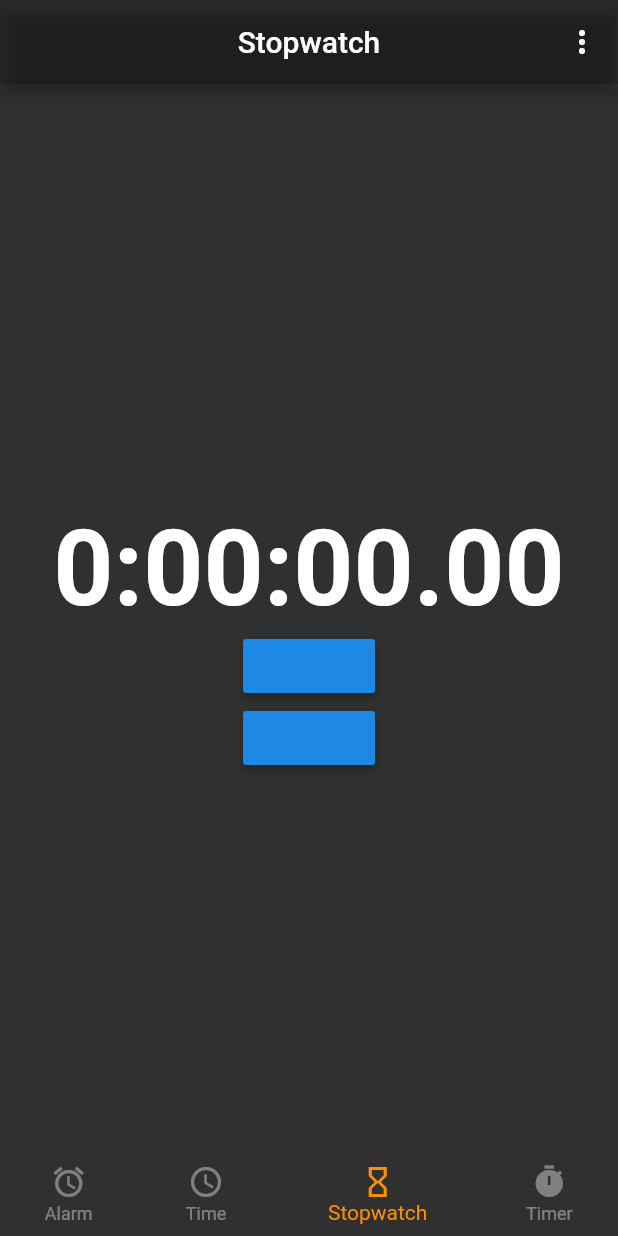
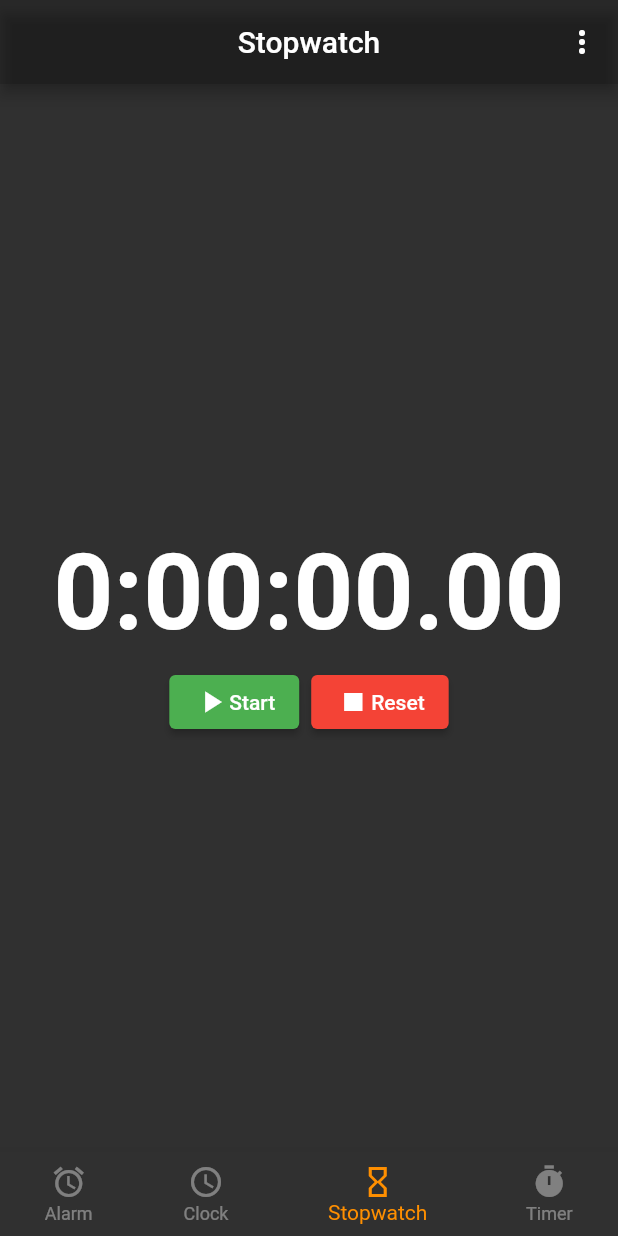
Before and after one commit to Riyomi/alarm, a Flutter app: the screen it shows after launch, item 3 of the bottom bar chosen, on a phone screen of 412 x 824 dp. Run offline on Flutter 3.47's test engine with Material 2 defaults, Android fonts, the phone set to English and light mode, and no system bars; our stand-ins replace shared_preferences.

Commit message:
Stopwatch buttons, code simplification

```diff
--- a/lib/main.dart
+++ b/lib/main.dart
@@ -5,7 +5,6 @@ import 'package:alarm/clock_widget.dart';
 
 void main() => runApp(MyApp());
 
-/// This Widget is the main application widget.
 class MyApp extends StatelessWidget {
   static const String _title = 'Clock';
 
@@ -16,22 +15,10 @@ class MyApp extends StatelessWidget {
       title: _title,
       home: MyStatefulWidget(),
       theme: ThemeData(
-        // Define the default brightness and colors.
         brightness: Brightness.dark,
         primaryColor: Colors.lightBlue[800],
         accentColor: Colors.cyan[600],
         backgroundColor: Colors.black12,
-
-        // Define the default font family.
-        //fontFamily: 'Quicksand',
-
-        // Define the default TextTheme. Use this to specify the default
-        // text styling for headlines, titles, bodies of text, and more.
-       /* textTheme: TextTheme(
-          headline1: TextStyle(fontSize: 72.0, fontWeight: FontWeight.bold),
-          headline6: TextStyle(fontSize: 36.0, fontStyle: FontStyle.italic),
-          bodyText2: TextStyle(fontSize: 14.0, fontFamily: 'Hind'),
-        ),*/
       )
     );
   }
@@ -53,23 +40,24 @@ class _MyStatefulWidgetState extends State<MyStatefulWidget> {
     AlarmsWidget(),
     ClockWidget(),
     StopwatchWidget(),
-    Text(
-      'Index 3: Timer',
-      style: optionStyle,
-    ),
+    Text('Index 3: Timer', style: optionStyle),
   ];
 
-  void _onItemTapped(int index) {
+  _onItemTapped(int index) {
     setState(() {
       _selectedIndex = index;
-      if(index == 0) {
-        _appBarTitle = 'Alarm';
-      } else if (index == 1) {
-        _appBarTitle = 'Time';
-      } else if (index == 2) {
-        _appBarTitle = 'Stopwatch';
-      } else if (index == 3) {
-        _appBarTitle = 'Timer';
+      switch(index) {
+        case 0:
+          _appBarTitle = 'Alarm';
+          break;
+        case 1:
+          _appBarTitle = 'Clock';
+          break;
+        case 2:
+          _appBarTitle = 'Stopwatch';
+          break;
+        case 3:
+          _appBarTitle = 'Timer';
       }
     });
   }
@@ -96,7 +84,7 @@ class _MyStatefulWidgetState extends State<MyStatefulWidget> {
           ),
           BottomNavigationBarItem(
             icon: Icon(Icons.access_time),
-            label: 'Time',
+            label: 'Clock',
           ),
           BottomNavigationBarItem(
             icon: Icon(Icons.hourglass_empty),
--- a/lib/stop_watch_widget.dart
+++ b/lib/stop_watch_widget.dart
@@ -7,33 +7,59 @@ class StopwatchWidget extends StatefulWidget {
 }
 
 class _StopwatchWidget extends State<StopwatchWidget> {
-  Duration _elapsedTime;
-  Stopwatch _stopwatch;
+  Duration _elapsedTime = Duration(microseconds: 0);
+  Stopwatch _stopwatch = Stopwatch();
+  bool _stopwatchStarted = false;
 
   @override
   Widget build(BuildContext context) {
     return Column(
       mainAxisSize: MainAxisSize.min,
       children: <Widget>[
-        SizedBox(
-          height: 30,
-        ),
+        SizedBox(height: 30),
         Text(format(_elapsedTime),
             style: TextStyle(fontSize: 70, fontWeight: FontWeight.bold)),
-        RaisedButton(onPressed: startStopwatch),
-        RaisedButton(onPressed: pauseStopwatch)
+        ButtonBar(
+          children: [
+            ElevatedButton(
+              child: Row(
+                children: <Widget> [
+                  _stopwatchStarted ? Icon(Icons.pause) : Icon(Icons.play_arrow),
+                  _stopwatchStarted ? Text('Pause') : Text('Start'),
+                ]
+              ),
+              style: _stopwatchStarted ?
+                    ElevatedButton.styleFrom(primary: Colors.lime) :
+                    ElevatedButton.styleFrom(primary: Colors.green),
+              onPressed: () {
+                if (_stopwatchStarted) {
+                  pauseStopwatch();
+                } else {
+                  startStopwatch();
+                }
+                _stopwatchStarted = !_stopwatchStarted;
+              }
+            ),
+            ElevatedButton(
+                child: Row(
+                  children: [
+                    Icon(Icons.stop),
+                    Text('Reset')
+                  ],
+                ),
+                style: ElevatedButton.styleFrom(
+                  primary: Colors.red
+                ),
+                onPressed: resetStopwatch
+            )
+          ],
+          alignment: MainAxisAlignment.center,
+        ),
       ],
     );
   }
 
-  @override
-  void initState() {
-    super.initState();
-    _elapsedTime = Duration(hours: 0, minutes: 0, seconds: 0, milliseconds: 0, microseconds: 0);
-    _stopwatch = Stopwatch();
-  }
-
-  void startStopwatch() {
+  startStopwatch() {
     _stopwatch.start();
     Timer.periodic(Duration(milliseconds: 10), (Timer t) {
       if(mounted) {
@@ -44,8 +70,14 @@ class _StopwatchWidget extends State<StopwatchWidget> {
     });
   }
 
-  void pauseStopwatch() {
+  pauseStopwatch() {
     _stopwatch.stop();
+  }
+
+  resetStopwatch() {
+    pauseStopwatch();
+    _stopwatch.reset();
+    _stopwatchStarted = false;
   }
 
   format(Duration d) => d.toString().substring(0,10).padLeft(8, "0");
```
Also changed, not shown: lib/clock_widget.dart (+4 -10 lines).
